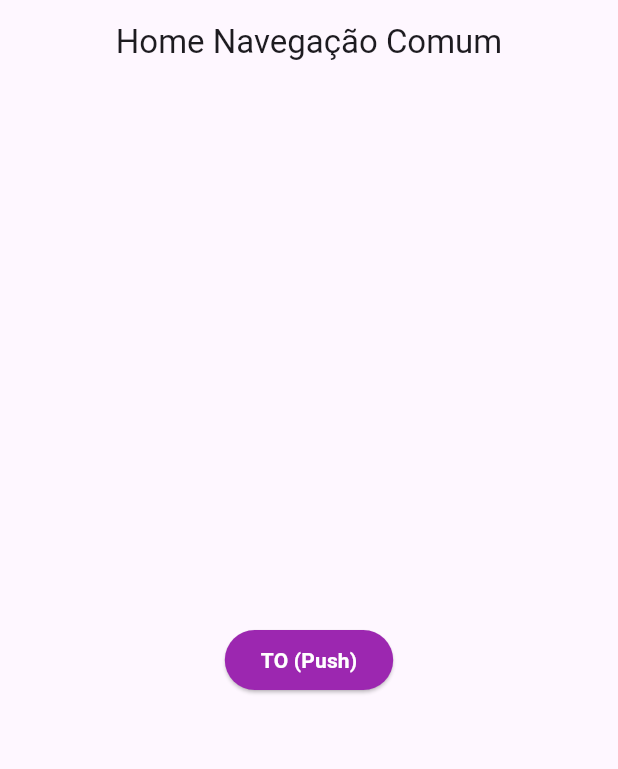
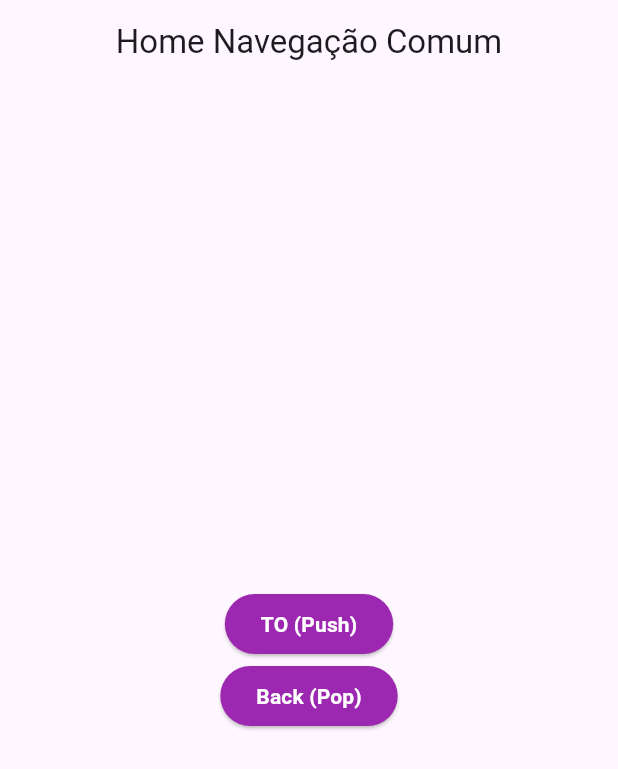
Before and after one commit to victorapc/get_rotas, a Flutter app: the screen it shows after launch, on a phone screen of 412 x 824 dp. Shown: the top 769 px of the screen. Run offline on Flutter 3.47's test engine with Material 2 defaults, Android fonts, the phone set to English and light mode, and no system bars; our stand-ins replace get.

Commit message:
Get rotas usando Back

```diff
--- a/lib/navegacao_comum/navegacao_comum_home_page.dart
+++ b/lib/navegacao_comum/navegacao_comum_home_page.dart
@@ -1,5 +1,6 @@
 import 'package:flutter/material.dart';
 import 'package:get/get.dart';
+import 'package:get_rotas/navegacao_comum/back/back_home_page.dart';
 import 'package:get_rotas/navegacao_comum/to/to_home_page.dart';
 
 class NavegacaoComumHomePage extends StatelessWidget {
@@ -38,6 +39,23 @@ class NavegacaoComumHomePage extends StatelessWidget {
                 ),
               ),
             ),
+            ElevatedButton(
+              onPressed: () {
+                Get.to(const BackHomePage());
+              },
+              style: ButtonStyle(
+                  backgroundColor:
+                      MaterialStateProperty.all<Color>(Colors.purple),
+                  overlayColor:
+                      MaterialStateProperty.all<Color>(Colors.purple.shade600)),
+              child: const Text(
+                'Back (Pop)',
+                style: TextStyle(
+                  color: Colors.white,
+                  fontWeight: FontWeight.bold,
+                ),
+              ),
+            ),
           ],
         ),
       ),
```
Also changed, not shown: lib/navegacao_comum/back/back_home_page.dart (added, +41 -0 lines), lib/navegacao_comum/back/back_navegacao_page.dart (added, +34 -0 lines).
